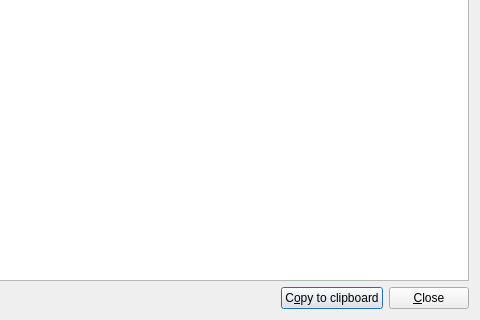
Old version of the form src/mkvtoolnix-gui/forms/util/text_display_dialog.ui in the repository jpsdr/MKVToolnix-Windows-7; both pictures show x 149 to 629 and y 160 to 480 of the 629 by 480 pixel window.
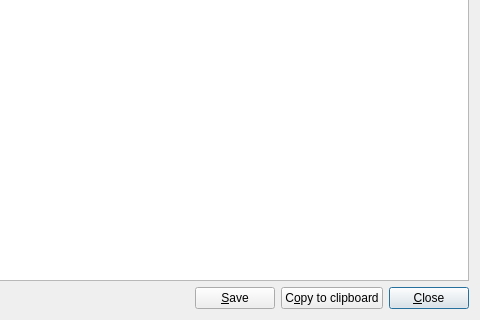
New version of the form.

Commit message:
GUI: system info: add function for saving to a text file
Useful for debugging issues with themes such as #3528.

The edit to the form file:
```diff
--- a/src/mkvtoolnix-gui/forms/util/text_display_dialog.ui
+++ b/src/mkvtoolnix-gui/forms/util/text_display_dialog.ui
@@ -46,11 +46,24 @@
        </property>
       </spacer>
      </item>
+     <item>
+      <widget class="QPushButton" name="pbSave">
+       <property name="text">
+        <string>&amp;Save</string>
+       </property>
+       <property name="autoDefault">
+        <bool>false</bool>
+       </property>
+      </widget>
+     </item>
      <item>
       <widget class="QPushButton" name="pbCopyToClipboard">
        <property name="text">
         <string>C&amp;opy to clipboard</string>
        </property>
+       <property name="autoDefault">
+        <bool>false</bool>
+       </property>
       </widget>
      </item>
      <item>
```
The commit also changes 5 other files.
